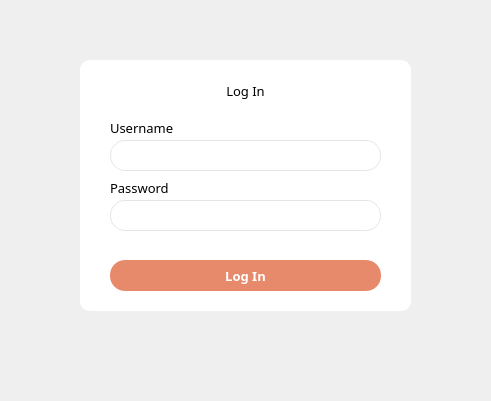
The window that LibraryInformationSystem/mainwindow.ui (janelle-lr/CS106LibraryInformationSystem) describes before a commit, drawn with Qt 5; both pictures show x 280 to 771 and y 140 to 541 of the 1052 by 634 pixel window.
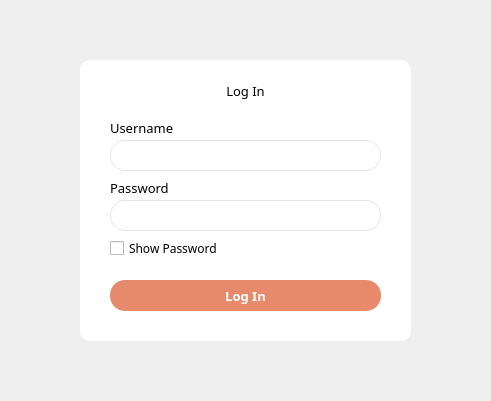
The same window after the commit. Icons and pictures are not drawn.

```diff
--- a/LibraryInformationSystem/mainwindow.ui
+++ b/LibraryInformationSystem/mainwindow.ui
@@ -37,7 +37,7 @@
       <x>360</x>
       <y>200</y>
       <width>331</width>
-      <height>251</height>
+      <height>281</height>
      </rect>
     </property>
     <property name="styleSheet">
@@ -126,7 +126,7 @@
      <property name="geometry">
       <rect>
        <x>30</x>
-       <y>200</y>
+       <y>220</y>
        <width>271</width>
        <height>31</height>
       </rect>
@@ -143,10 +143,6 @@
 background-color: rgba(231, 138, 107, 0.8);
 }
 
-QPushButton:pressed {
-background-color: rgb(196, 116, 90);
-}
-
 /* for secondary button
 QPushButton {
 border: 1px solid;
@@ -194,6 +190,19 @@
       <set>Qt::AlignCenter</set>
      </property>
     </widget>
+    <widget class="QCheckBox" name="checkBox">
+     <property name="geometry">
+      <rect>
+       <x>30</x>
+       <y>180</y>
+       <width>111</width>
+       <height>17</height>
+      </rect>
+     </property>
+     <property name="text">
+      <string>Show Password</string>
+     </property>
+    </widget>
    </widget>
    <widget class="QLabel" name="logoImage">
     <property name="geometry">
```
Left out of the diff: 3 changed lines with no effect on the pictures.
